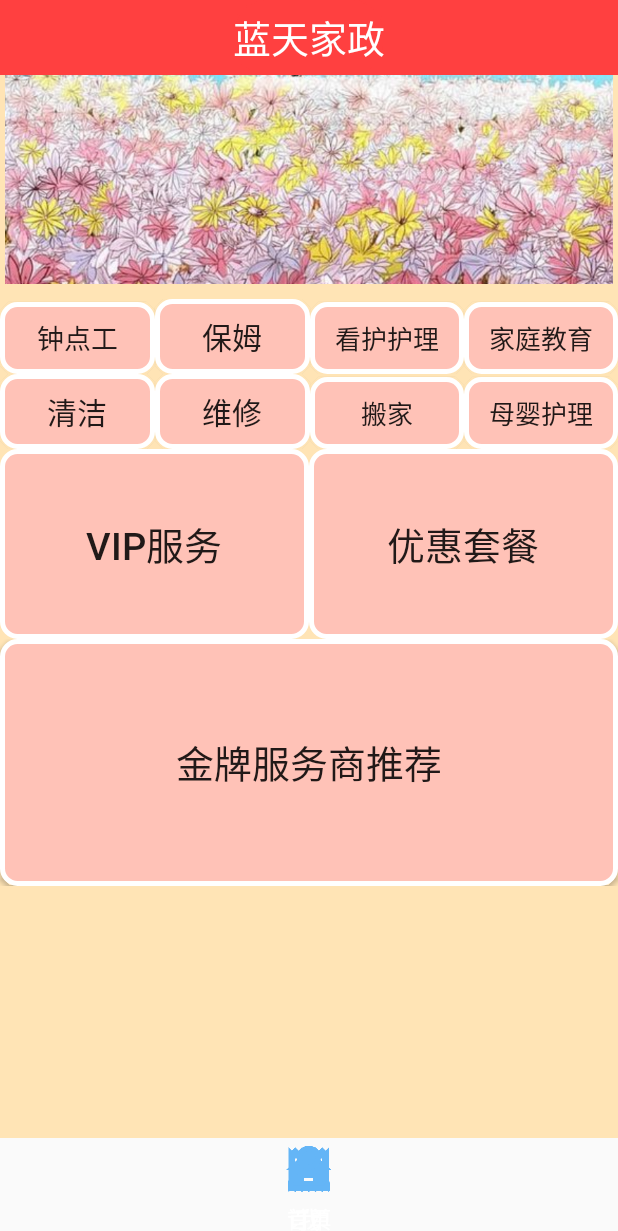
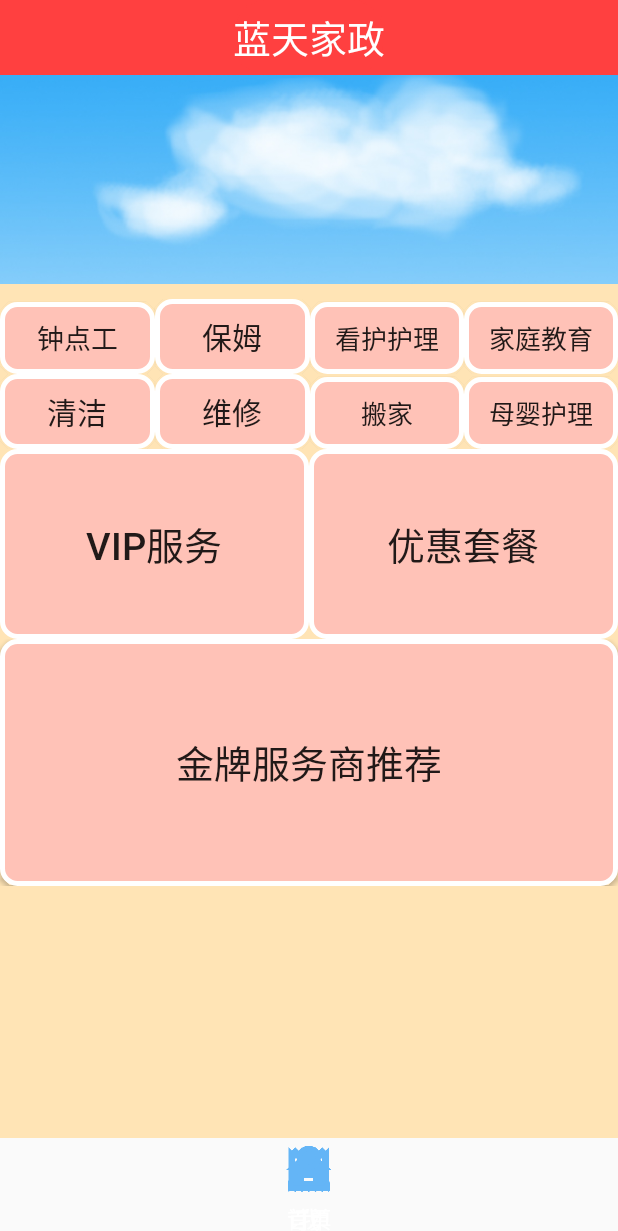
Before and after one commit to zaxfenfeiyu/Housekeeping, an Android app: the screen it shows after launch (MainActivity), on a phone screen of 412 x 824 dp. Shown: the top 1231 px of the screen. Run offline under Robolectric (Android 15) with nearby library versions, the light colour scheme and no system bars; 1 statement that could not run was skipped.

Commit message:
2016年4月28日 22:24:59 disagree

```diff
--- a/app/src/main/java/com/example/ariel/housekeeping/AllOrderActivity.java
+++ b/app/src/main/java/com/example/ariel/housekeeping/AllOrderActivity.java
@@ -36,7 +36,7 @@ public class AllOrderActivity extends Activity {
     private int order_id;
     private ProgressDialog progressDialog;
     private AllOrderAdapter aoa;
-    private String urlPath = "http://115.200.19.98:8080/HouseKeeping/";
+    private String urlPath="http://192.168.134.1:8080/HouseKeeping/getAllOrder.action";
     private Handler handler = new Handler() {
         public void handleMessage(Message msg) {
             switch (msg.what) {
--- a/app/src/main/java/com/example/ariel/housekeeping/HostFragment.java
+++ b/app/src/main/java/com/example/ariel/housekeeping/HostFragment.java
@@ -3,34 +3,152 @@ package com.example.ariel.housekeeping;
 import android.content.Intent;
 import android.os.Bundle;
 import android.support.v4.app.Fragment;
+import android.support.v4.view.PagerAdapter;
+import android.support.v4.view.ViewPager;
 import android.view.LayoutInflater;
+import android.view.MotionEvent;
 import android.view.View;
 import android.view.ViewGroup;
 import android.widget.Button;
+import android.widget.ImageView;
+import android.widget.LinearLayout;
 
 /**
  * Created by ariel on 2016/4/14.
  */
-public class HostFragment extends Fragment {
+public class HostFragment extends Fragment implements ViewPager.OnPageChangeListener {
     Button btn_muying;
+    private ViewPager viewPager;
+    private int currentItem; // 当前页面
+    private int oldPosition = 0;// 记录上一次点的位置
+    /**
+     * 装点点的ImageView数组
+     */
+    private ImageView[] tips;
+    /**
+     * 装ImageView数组
+     */
+    private ImageView[] mImageViews;
+    /**
+     * 图片资源id
+     */
+    private int[] imgIdArray ;
     @Override
 
     public View onCreateView(LayoutInflater inflater, ViewGroup container,
                              Bundle savedInstanceState) {
-        View view=inflater.inflate(R.layout.activity_host, null);
-        btn_muying = (Button)view.findViewById(R.id.muying);
+
+        View view = inflater.inflate(R.layout.activity_host, null);
+        btn_muying = (Button) view.findViewById(R.id.muying);
         btn_muying.setOnClickListener(new View.OnClickListener() {
             @Override
             public void onClick(View v) {
-                Intent intent = new Intent(getActivity(),PlaceOrderActivity.class);
-                Bundle bundle=new Bundle();
-                bundle.putString("type",btn_muying.getText().toString());
+                Intent intent = new Intent(getActivity(), PlaceOrderActivity.class);
+                Bundle bundle = new Bundle();
+                bundle.putString("type", btn_muying.getText().toString());
                 intent.putExtras(bundle);
                 startActivity(intent);
             }
         });
+        ViewGroup group = (ViewGroup) view.findViewById(R.id.viewGroup);
+        viewPager = (ViewPager) view.findViewById(R.id.viewPager);
+        //载入图片资源ID
+        imgIdArray = new int[]{R.drawable.mainpic1, R.drawable.pic1, R.drawable.mainpic2, R.drawable.mainpic3};
+        //将点点加入到ViewGroup中
+        tips = new ImageView[imgIdArray.length];
+        for (int i = 0; i < tips.length; i++) {
+            ImageView imageView = new ImageView(getContext());
+            imageView.setLayoutParams(new ViewGroup.LayoutParams(10, 10));
+            tips[i] = imageView;
+            if (i == 0) {
+                tips[i].setBackgroundResource(R.drawable.page_indicator_focused);
+            } else {
+                tips[i].setBackgroundResource(R.drawable.page_indicator_unfocused);
+            }
+
+            LinearLayout.LayoutParams layoutParams = new LinearLayout.LayoutParams(new ViewGroup.LayoutParams(ViewGroup.LayoutParams.WRAP_CONTENT,
+                    ViewGroup.LayoutParams.WRAP_CONTENT));
+            layoutParams.leftMargin = 5;
+            layoutParams.rightMargin = 5;
+            group.addView(imageView, layoutParams);
+        }
+
+        //将图片装载到数组中
+        mImageViews = new ImageView[imgIdArray.length];
+        for(int i=0; i<mImageViews.length; i++){
+            ImageView imageView = new ImageView(getContext());
+            mImageViews[i] = imageView;
+            imageView.setBackgroundResource(imgIdArray[i]);
+        }
+        //设置Adapter
+        viewPager.setAdapter(new MyAdapter());
+        //设置监听，主要是设置点点的背景
+        viewPager.setOnPageChangeListener(this);
+        //设置ViewPager的默认项, 设置为长度的100倍，这样子开始就能往左滑动
+        viewPager.setCurrentItem((mImageViews.length) * 100);
+
         return view;
+
+
     }
 
+    public class MyAdapter extends PagerAdapter{
 
+        @Override
+        public int getCount() {
+            return Integer.MAX_VALUE;
+        }
+
+        @Override
+        public boolean isViewFromObject(View arg0, Object arg1) {
+            return arg0 == arg1;
+        }
+
+        @Override
+        public void destroyItem(View container, int position, Object object) {
+            ((ViewPager)container).removeView(mImageViews[position % mImageViews.length]);
+
+        }
+
+        /**
+         * 载入图片进去，用当前的position 除以 图片数组长度取余数是关键
+         */
+        @Override
+        public Object instantiateItem(View container, int position) {
+            ((ViewPager)container).addView(mImageViews[position % mImageViews.length], 0);
+            return mImageViews[position % mImageViews.length];
+        }
+
+
+
+    }
+
+    @Override
+    public void onPageScrollStateChanged(int arg0) {
+
+    }
+
+    @Override
+    public void onPageScrolled(int arg0, float arg1, int arg2) {
+
+    }
+
+    @Override
+    public void onPageSelected(int arg0) {
+        setImageBackground(arg0 % mImageViews.length);
+    }
+
+    /**
+     * 设置选中的tip的背景
+     * @param selectItems
+     */
+    private void setImageBackground(int selectItems){
+        for(int i=0; i<tips.length; i++){
+            if(i == selectItems){
+                tips[i].setBackgroundResource(R.drawable.page_indicator_focused);
+            }else{
+                tips[i].setBackgroundResource(R.drawable.page_indicator_unfocused);
+            }
+        }
+    }
 }
--- a/app/src/main/java/com/example/ariel/housekeeping/MainActivity.java
+++ b/app/src/main/java/com/example/ariel/housekeeping/MainActivity.java
@@ -24,6 +24,8 @@ public class MainActivity extends FragmentActivity {
     private FragmentTabHost mTabHost;
     private LayoutInflater mLayoutInflater;
     private static boolean isExit = false;
+    private List<ProviderEntity> providerEntities;
+    private String urlPath = "http://192.168.134.1:8080/HouseKeeping/getAll.action";
     private Handler handler = new Handler() {
         public void handleMessage(Message msg) {
             switch (msg.what) {
--- a/app/src/main/java/com/example/ariel/housekeeping/PlaceOrderActivity.java
+++ b/app/src/main/java/com/example/ariel/housekeeping/PlaceOrderActivity.java
@@ -49,8 +49,8 @@ public class PlaceOrderActivity extends Activity implements View.OnClickListener
     String message;
     int scID;
     double price;
-    String urlPath1 = "http://115.200.19.98:8080/HouseKeeping/getSCbyST.action";
-    String urlPath2 = "http://115.200.19.98:8080/HouseKeeping/getSCProviders.action";
+    String urlPath1 = "http://192.168.134.1:8080/HouseKeeping/getSCbyST.action";
+    String urlPath2 = "http://192.168.134.1:8080/HouseKeeping/getSCProviders.action";
     ServicecatalogAdapter scAdapter;
     private Calendar calendar;
     private List<ServicecatalogEntity> sclist;
--- a/app/src/main/java/com/example/ariel/housekeeping/ProviderDetailActivity.java
+++ b/app/src/main/java/com/example/ariel/housekeeping/ProviderDetailActivity.java
@@ -30,7 +30,7 @@ public class ProviderDetailActivity extends Activity {
     private TextView rankText;
     private Button submitBtn;
     private String returnRes;
-    private String urlPath="http://115.200.28.77:8080/HouseKeeping/placeOrder.action";
+    private String urlPath="http://192.168.134.1:8080/HouseKeeping/placeOrder.action";
     private ProgressDialog progressDialog;
     private Handler handler = new Handler() {
         public void handleMessage(Message msg) {
--- a/app/src/main/res/layout/activity_host.xml
+++ b/app/src/main/res/layout/activity_host.xml
@@ -33,12 +33,25 @@
         android:layout_width="wrap_content"
         android:layout_height="139dp">
 
-        <ImageView
-            android:src="@drawable/pic1"
-            android:layout_width="match_parent"
-            android:layout_height="match_parent"
-            android:id="@+id/imageView6" />
-
+        <android.support.v4.view.ViewPager
+            android:id="@+id/viewPager"
+            android:layout_width="wrap_content"
+            android:layout_height="wrap_content"
+            android:layout_gravity="center" />
+        <RelativeLayout
+            android:layout_width="fill_parent"
+            android:layout_height="wrap_content"
+            android:orientation="vertical" >
+            <LinearLayout
+                android:id="@+id/viewGroup"
+                android:layout_width="fill_parent"
+                android:layout_height="wrap_content"
+                android:layout_alignParentBottom="true"
+                android:layout_marginBottom="30dp"
+                android:gravity="center_horizontal"
+                android:orientation="horizontal" >
+            </LinearLayout>
+        </RelativeLayout>
     </TableRow>
 
     <LinearLayout android:orientation="horizontal"
```
Also changed, not shown: app/src/main/res/drawable/mainpic1.png (added), app/src/main/res/drawable/mainpic2.png (added), app/src/main/res/drawable/mainpic3.png (added), app/src/main/res/drawable/page_indicator_focused.png (added), app/src/main/res/drawable/page_indicator_unfocused.png (added).
